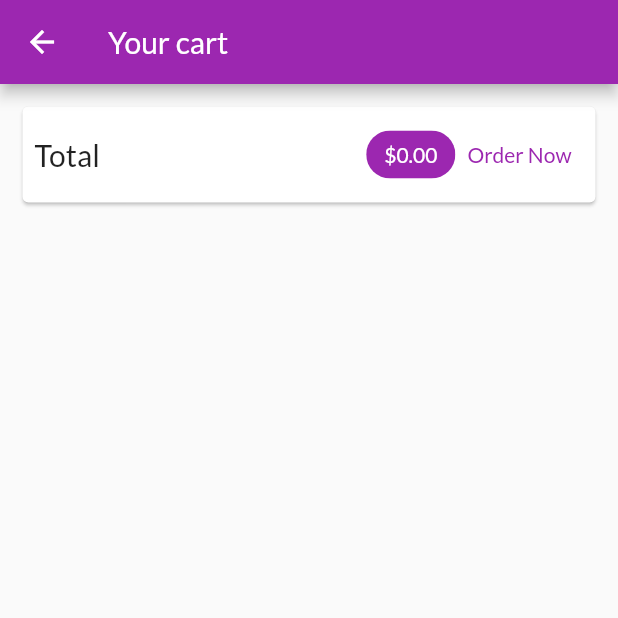
After one commit to ajitaz/myShop, a Flutter app: the CartScreen screen opened by its route, on a phone screen of 412 x 824 dp, the top half of it. The commit adds this screen. Run offline on Flutter 3.47's test engine with Material 2 defaults, Android fonts, the phone set to English and light mode, and no system bars; network calls fail.

```diff
--- a/lib/main.dart
+++ b/lib/main.dart
@@ -2,8 +2,10 @@ import 'package:flutter/material.dart';
 import 'package:provider/provider.dart';
 import './screens/product_detail_screen.dart';
 import './screens/products_overview_screen.dart';
+import './screens/cart_screen.dart';
 import './providers/products.dart';
 import './providers/cart.dart';
+import './providers/orders.dart';
 
 void main() => runApp(MyApp());
 
@@ -18,6 +20,9 @@ class MyApp extends StatelessWidget {
         ChangeNotifierProvider(
           create: (ctx) => Cart(),
         ),
+        ChangeNotifierProvider(
+          create: (ctx)=> Order(),
+        )
       ],
       child: MaterialApp(
         debugShowCheckedModeBanner: false,
@@ -30,6 +35,7 @@ class MyApp extends StatelessWidget {
         home: ProductsOverviewScreen(),
         routes: {
           ProductDetailScreen.routeName: (ctx) => ProductDetailScreen(),
+          CartScreen.routeName: (ctx) => CartScreen(),
         },
       ),
     );
--- a/lib/providers/cart.dart
+++ b/lib/providers/cart.dart
@@ -25,6 +25,14 @@ class Cart with ChangeNotifier {
     return _items.length;
   }
 
+  double get totalAmount {
+    var total = 0.0;
+    _items.forEach((key, cartItem) {
+      total += cartItem.price * cartItem.quantity;
+    });
+    return total;
+  }
+
   void addItem(String productId, String title, double price) {
     if (_items.containsKey(productId)) {
       _items.update(
@@ -48,4 +56,14 @@ class Cart with ChangeNotifier {
     }
     notifyListeners();
   }
+
+  void removeItem(String productId) {
+    _items.remove(productId);
+    notifyListeners();
+  }
+
+  void clearCart(){
+    _items = {};
+     notifyListeners();
+  }
 }
--- /dev/null
+++ b/lib/providers/orders.dart
@@ -0,0 +1,36 @@
+import 'package:flutter/foundation.dart';
+import './cart.dart';
+
+class OrderItem {
+  final String id;
+  final double amount;
+  final List<CartItem> products;
+  final DateTime dateTime;
+
+  OrderItem(
+      {required this.id,
+      required this.amount,
+      required this.dateTime,
+      required this.products});
+}
+
+class Order with ChangeNotifier {
+  List<OrderItem> _orders = [];
+
+  List<OrderItem> get orders {
+    return [..._orders];
+  }
+
+  void addOrder(List<CartItem> cartItems, double amount) {
+    _orders.insert(
+      0,
+      OrderItem(
+        id: DateTime.now().toString(),
+        amount: amount,
+        products: cartItems,
+        dateTime: DateTime.now(),
+      ),
+    );
+    notifyListeners();
+  }
+}
--- /dev/null
+++ b/lib/screens/cart_screen.dart
@@ -0,0 +1,66 @@
+import 'package:flutter/material.dart';
+import 'package:provider/provider.dart';
+import '../providers/cart.dart' show Cart;
+import '../widgets/cart_item.dart';
+
+class CartScreen extends StatelessWidget {
+  static const routeName = '/cart';
+  @override
+  Widget build(BuildContext context) {
+    final cart = Provider.of<Cart>(context);
+    return Scaffold(
+      appBar: AppBar(
+        title: Text('Your cart'),
+      ),
+      body: Column(
+        children: [
+          Card(
+            margin: EdgeInsets.all(15),
+            child: Padding(
+              padding: EdgeInsets.all(8),
+              child: Row(
+                mainAxisAlignment: MainAxisAlignment.spaceBetween,
+                children: [
+                  Text(
+                    'Total',
+                    style: TextStyle(
+                      fontSize: 20,
+                    ),
+                  ),
+                  Spacer(),
+                  Chip(
+                    label: Text(
+                      '\$${cart.totalAmount.toStringAsFixed(2)}',
+                      style: TextStyle(
+                          color:
+                              Theme.of(context).primaryTextTheme.title!.color),
+                    ),
+                    backgroundColor: Theme.of(context).primaryColor,
+                  ),
+                  TextButton(
+                    child: Text('Order Now'),
+                    onPressed: () {},
+                  )
+                ],
+              ),
+            ),
+          ),
+          SizedBox(
+            height: 10,
+          ),
+          Expanded(
+            child: ListView.builder(
+              itemBuilder: (ctx, i) => CartItem(
+                  cart.items.values.toList()[i].id,
+                  cart.items.keys.toList()[i],
+                  cart.items.values.toList()[i].title,
+                  cart.items.values.toList()[i].price,
+                  cart.items.values.toList()[i].quantity),
+              itemCount: cart.items.length,
+            ),
+          )
+        ],
+      ),
+    );
+  }
+}
```
Also changed, not shown: lib/screens/product_detail_screen.dart (+31 -2 lines), lib/screens/products_overview_screen.dart (+6 -3 lines), lib/widgets/cart_item.dart (added, +59 -0 lines).
